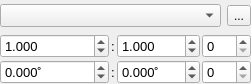
First picture: the form in plugins/Interferometry/Interferometry1.ui, repository NeutrinoToolkit/Neutrino, before the edit.
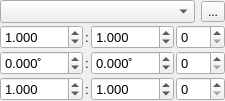
Second picture: the form after the edit. Icons and pictures are not drawn.

The edit to the form file:
```diff
--- a/plugins/Interferometry/Interferometry1.ui
+++ b/plugins/Interferometry/Interferometry1.ui
@@ -6,14 +6,14 @@
    <rect>
     <x>0</x>
     <y>0</y>
-    <width>251</width>
-    <height>84</height>
+    <width>201</width>
+    <height>101</height>
    </rect>
   </property>
   <property name="windowTitle">
    <string>Form</string>
   </property>
-  <layout class="QGridLayout" name="gridLayout" rowstretch="0,0,0" columnstretch="1,0,0,0">
+  <layout class="QGridLayout" name="gridLayout" rowstretch="0,0,0,0" columnstretch="1,0,1,0">
    <property name="leftMargin">
     <number>0</number>
    </property>
@@ -29,6 +29,51 @@
    <property name="spacing">
     <number>2</number>
    </property>
+   <item row="2" column="3">
+    <widget class="QSpinBox" name="numAngle">
+     <property name="font">
+      <font>
+       <pointsize>10</pointsize>
+      </font>
+     </property>
+     <property name="minimum">
+      <number>0</number>
+     </property>
+     <property name="maximum">
+      <number>999</number>
+     </property>
+     <property name="value">
+      <number>0</number>
+     </property>
+     <property name="neutrinoSave" stdset="0">
+      <bool>true</bool>
+     </property>
+    </widget>
+   </item>
+   <item row="2" column="2">
+    <widget class="QDoubleSpinBox" name="maxAngle">
+     <property name="font">
+      <font>
+       <pointsize>10</pointsize>
+      </font>
+     </property>
+     <property name="suffix">
+      <string>˚</string>
+     </property>
+     <property name="decimals">
+      <number>3</number>
+     </property>
+     <property name="minimum">
+      <double>-360.000000000000000</double>
+     </property>
+     <property name="maximum">
+      <double>360.000000000000000</double>
+     </property>
+     <property name="neutrinoSave" stdset="0">
+      <bool>true</bool>
+     </property>
+    </widget>
+   </item>
    <item row="0" column="0" colspan="4">
     <widget class="QWidget" name="widget" native="true">
      <layout class="QHBoxLayout" name="horizontalLayout">
@@ -70,60 +115,27 @@
      </layout>
     </widget>
    </item>
-   <item row="2" column="3">
-    <widget class="QSpinBox" name="numAngle">
+   <item row="1" column="0">
+    <widget class="QDoubleSpinBox" name="minStretch">
      <property name="font">
       <font>
        <pointsize>10</pointsize>
       </font>
-     </property>
-     <property name="minimum">
-      <number>0</number>
-     </property>
-     <property name="maximum">
-      <number>999</number>
-     </property>
-     <property name="value">
-      <number>0</number>
-     </property>
-     <property name="neutrinoSave" stdset="0">
-      <bool>true</bool>
-     </property>
-    </widget>
-   </item>
-   <item row="2" column="1">
-    <widget class="QLabel" name="label_2">
-     <property name="font">
-      <font>
-       <pointsize>10</pointsize>
-      </font>
-     </property>
-     <property name="text">
-      <string>:</string>
-     </property>
-     <property name="alignment">
-      <set>Qt::AlignCenter</set>
-     </property>
-    </widget>
-   </item>
-   <item row="2" column="2">
-    <widget class="QDoubleSpinBox" name="maxAngle">
-     <property name="font">
-      <font>
-       <pointsize>10</pointsize>
-      </font>
-     </property>
-     <property name="suffix">
-      <string>˚</string>
      </property>
      <property name="decimals">
       <number>3</number>
      </property>
      <property name="minimum">
-      <double>-360.000000000000000</double>
+      <double>0.000000000000000</double>
      </property>
      <property name="maximum">
-      <double>360.000000000000000</double>
+      <double>9999.000000000000000</double>
+     </property>
+     <property name="singleStep">
+      <double>0.100000000000000</double>
+     </property>
+     <property name="value">
+      <double>1.000000000000000</double>
      </property>
      <property name="neutrinoSave" stdset="0">
       <bool>true</bool>
@@ -151,33 +163,6 @@
      </property>
     </widget>
    </item>
-   <item row="1" column="2">
-    <widget class="QDoubleSpinBox" name="maxStretch">
-     <property name="font">
-      <font>
-       <pointsize>10</pointsize>
-      </font>
-     </property>
-     <property name="decimals">
-      <number>3</number>
-     </property>
-     <property name="minimum">
-      <double>0.000000000000000</double>
-     </property>
-     <property name="maximum">
-      <double>9999.000000000000000</double>
-     </property>
-     <property name="singleStep">
-      <double>0.100000000000000</double>
-     </property>
-     <property name="value">
-      <double>1.000000000000000</double>
-     </property>
-     <property name="neutrinoSave" stdset="0">
-      <bool>true</bool>
-     </property>
-    </widget>
-   </item>
    <item row="2" column="0">
     <widget class="QDoubleSpinBox" name="minAngle">
      <property name="font">
@@ -202,6 +187,48 @@
      </property>
     </widget>
    </item>
+   <item row="1" column="2">
+    <widget class="QDoubleSpinBox" name="maxStretch">
+     <property name="font">
+      <font>
+       <pointsize>10</pointsize>
+      </font>
+     </property>
+     <property name="decimals">
+      <number>3</number>
+     </property>
+     <property name="minimum">
+      <double>0.000000000000000</double>
+     </property>
+     <property name="maximum">
+      <double>9999.000000000000000</double>
+     </property>
+     <property name="singleStep">
+      <double>0.100000000000000</double>
+     </property>
+     <property name="value">
+      <double>1.000000000000000</double>
+     </property>
+     <property name="neutrinoSave" stdset="0">
+      <bool>true</bool>
+     </property>
+    </widget>
+   </item>
+   <item row="2" column="1">
+    <widget class="QLabel" name="label_2">
+     <property name="font">
+      <font>
+       <pointsize>10</pointsize>
+      </font>
+     </property>
+     <property name="text">
+      <string>:</string>
+     </property>
+     <property name="alignment">
+      <set>Qt::AlignCenter</set>
+     </property>
+    </widget>
+   </item>
    <item row="1" column="1">
     <widget class="QLabel" name="label">
      <property name="font">
@@ -217,8 +244,8 @@
      </property>
     </widget>
    </item>
-   <item row="1" column="0">
-    <widget class="QDoubleSpinBox" name="minStretch">
+   <item row="3" column="0">
+    <widget class="QDoubleSpinBox" name="minThick">
      <property name="font">
       <font>
        <pointsize>10</pointsize>
@@ -244,6 +271,69 @@
      </property>
     </widget>
    </item>
+   <item row="3" column="2">
+    <widget class="QDoubleSpinBox" name="maxThick">
+     <property name="font">
+      <font>
+       <pointsize>10</pointsize>
+      </font>
+     </property>
+     <property name="decimals">
+      <number>3</number>
+     </property>
+     <property name="minimum">
+      <double>0.000000000000000</double>
+     </property>
+     <property name="maximum">
+      <double>9999.000000000000000</double>
+     </property>
+     <property name="singleStep">
+      <double>0.100000000000000</double>
+     </property>
+     <property name="value">
+      <double>1.000000000000000</double>
+     </property>
+     <property name="neutrinoSave" stdset="0">
+      <bool>true</bool>
+     </property>
+    </widget>
+   </item>
+   <item row="3" column="3">
+    <widget class="QSpinBox" name="numThick">
+     <property name="font">
+      <font>
+       <pointsize>10</pointsize>
+      </font>
+     </property>
+     <property name="minimum">
+      <number>0</number>
+     </property>
+     <property name="maximum">
+      <number>999</number>
+     </property>
+     <property name="value">
+      <number>0</number>
+     </property>
+     <property name="neutrinoSave" stdset="0">
+      <bool>true</bool>
+     </property>
+    </widget>
+   </item>
+   <item row="3" column="1">
+    <widget class="QLabel" name="label_3">
+     <property name="font">
+      <font>
+       <pointsize>10</pointsize>
+      </font>
+     </property>
+     <property name="text">
+      <string>:</string>
+     </property>
+     <property name="alignment">
+      <set>Qt::AlignCenter</set>
+     </property>
+    </widget>
+   </item>
   </layout>
  </widget>
  <tabstops>
```
Left out of the diff: 4 changed lines with no effect on the pictures.
